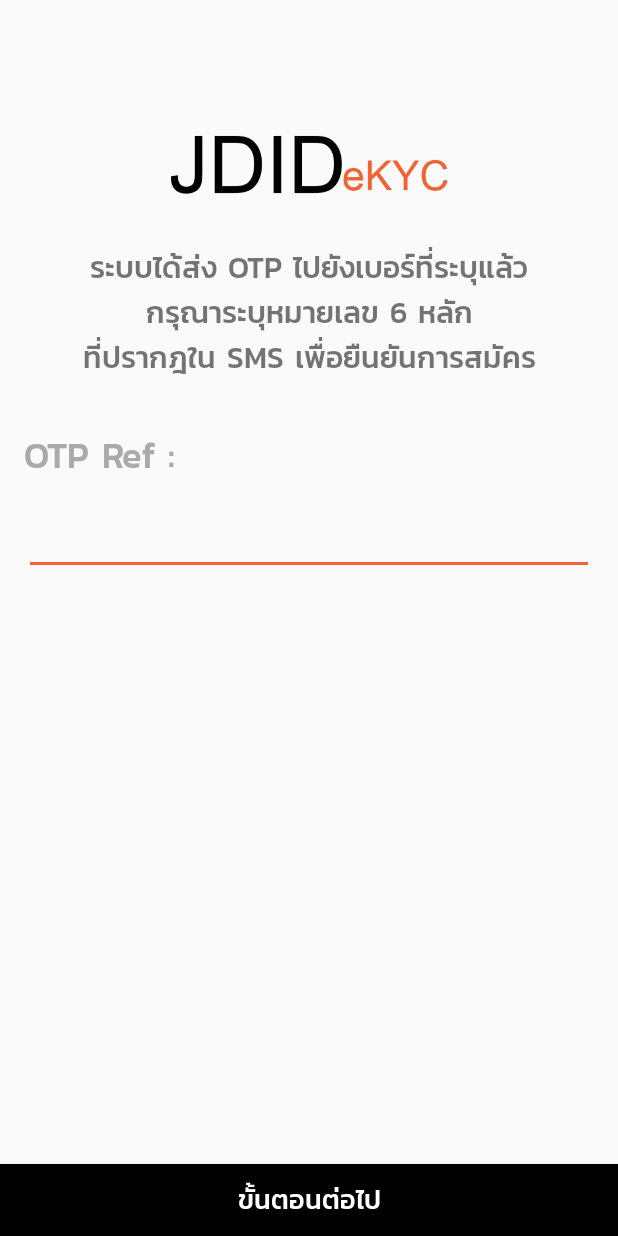
After one commit to ipoobest/JDID-hotfix, an Android app: the layout fragment_otp_verify_user.xml on its own in the app's theme, with its tools: preview values and no code run, on a phone screen of 412 x 824 dp. The commit adds this screen. Run offline under Robolectric (Android 15) with nearby library versions, the phone set to English and light mode, and no system bars.

Commit message:
back button

```diff
--- a/app/src/main/java/com/jdid/ekyc/Fragments/ConfirmOTPRegisterFragment.java
+++ b/app/src/main/java/com/jdid/ekyc/Fragments/ConfirmOTPRegisterFragment.java
@@ -240,4 +240,7 @@ public class ConfirmOTPRegisterFragment extends Fragment {
             verifyOTP.execute();
         }
     };
+
+
+
 }
--- a/app/src/main/java/com/jdid/ekyc/Fragments/FaceCompareResultFragment.java
+++ b/app/src/main/java/com/jdid/ekyc/Fragments/FaceCompareResultFragment.java
@@ -15,6 +15,7 @@ import android.widget.TextView;
 import androidx.annotation.NonNull;
 import androidx.annotation.Nullable;
 import androidx.fragment.app.Fragment;
+import androidx.fragment.app.FragmentManager;
 
 import com.jdid.ekyc.JAppActivity;
 import com.jdid.ekyc.R;
@@ -33,6 +34,7 @@ public class FaceCompareResultFragment extends Fragment {
     private byte[] byteImage;
     private boolean mfNextStep = false;
 
+
     @Nullable
     @Override
     public View onCreateView(@NonNull LayoutInflater inflater, @Nullable ViewGroup container, @Nullable Bundle savedInstanceState) {
@@ -40,6 +42,8 @@ public class FaceCompareResultFragment extends Fragment {
         initialize(view);
         return view;
     }
+
+
 
     private void initialize(View view) {
         if (((JAppActivity)getActivity()).isVerifyPerson()==false) {
--- a/app/src/main/java/com/jdid/ekyc/Fragments/RegisterFragment.java
+++ b/app/src/main/java/com/jdid/ekyc/Fragments/RegisterFragment.java
@@ -218,6 +218,6 @@ public class RegisterFragment extends Fragment {
     private void hideKeyboard() {
         InputMethodManager inputManager = (InputMethodManager)getActivity().getSystemService(Context.INPUT_METHOD_SERVICE);
         inputManager.hideSoftInputFromWindow(getActivity().getCurrentFocus().getWindowToken(),
-                InputMethodManager.HIDE_NOT_ALWAYS);
+                0);
     }
 }
--- a/app/src/main/java/com/jdid/ekyc/JAppActivity.java
+++ b/app/src/main/java/com/jdid/ekyc/JAppActivity.java
@@ -31,6 +31,7 @@ import android.widget.Toast;
 import androidx.core.app.ActivityCompat;
 
 import androidx.annotation.Nullable;
+import androidx.fragment.app.FragmentManager;
 
 import com.acs.smartcard.Features;
 import com.acs.smartcard.Reader;
@@ -283,13 +284,13 @@ public class JAppActivity extends JCompatActivity {
     public void showFormFillFragment() {
         final FormFillFragment fragment = new FormFillFragment();
         getSupportFragmentManager().beginTransaction()
-                .replace(R.id.container_view, fragment).commit();
+                .replace(R.id.container_view, fragment).addToBackStack(null).commit();
     }
 
     public void showOTPVerifyFragment() {
         final ConfirmOTPRegisterFragment fragment = new ConfirmOTPRegisterFragment();
         getSupportFragmentManager().beginTransaction()
-                .replace(R.id.container_view, fragment).commit();
+                .replace(R.id.container_view, fragment).addToBackStack(null).commit();
     }
 
     public void successFragment() {
@@ -1330,4 +1331,9 @@ public class JAppActivity extends JCompatActivity {
     /* ******************************************************* */
     /* ******************************************************* */
 
+    @Override
+    public void onBackPressed() {
+
+        super.onBackPressed();
+    }
 }
--- /dev/null
+++ b/app/src/main/java/com/jdid/ekyc/repository/api/DeleteUser.java
@@ -0,0 +1,15 @@
+package com.jdid.ekyc.repository.api;
+
+import org.json.JSONObject;
+
+import retrofit2.Call;
+import retrofit2.http.DELETE;
+import retrofit2.http.Headers;
+import retrofit2.http.POST;
+import retrofit2.http.Path;
+
+public interface DeleteUser {
+    @Headers("X-API-KEY: 3Oi6FUtmmf0aLt6LzVS2FhZXMmEguCMb")
+    @DELETE("/user/{id}")
+    Call<JSONObject> deleteUser(@Path("id") int id);
+}
--- a/app/src/main/res/layout/fragment_form_fill.xml
+++ b/app/src/main/res/layout/fragment_form_fill.xml
@@ -222,7 +222,7 @@
                     android:layout_width="match_parent"
                     android:layout_height="wrap_content"
                     android:ems="10"
-                    android:inputType="textPersonName" />
+                    android:inputType="number" />
 
             </LinearLayout>
         </ScrollView>
--- /dev/null
+++ b/app/src/main/res/layout/fragment_otp_verify_user.xml
@@ -0,0 +1,111 @@
+<?xml version="1.0" encoding="utf-8"?>
+<androidx.constraintlayout.widget.ConstraintLayout
+    xmlns:android="http://schemas.android.com/apk/res/android"
+    xmlns:app="http://schemas.android.com/apk/res-auto"
+    xmlns:tools="http://schemas.android.com/tools"
+    android:layout_width="match_parent"
+    android:layout_height="match_parent">
+
+    <TextView
+        android:id="@+id/txtRegisterDevice"
+        android:layout_width="wrap_content"
+        android:layout_height="wrap_content"
+        android:layout_marginTop="8dp"
+        android:fontFamily="@font/kanit"
+        android:lines="1"
+        android:text="ระบบได้ส่ง OTP ไปยังเบอร์ที่ระบุแล้ว"
+        android:textSize="20sp"
+        app:layout_constraintEnd_toEndOf="parent"
+        app:layout_constraintStart_toStartOf="parent"
+        app:layout_constraintTop_toBottomOf="@+id/imageView" />
+
+    <ImageView
+        android:id="@+id/imageView"
+        android:layout_width="243dp"
+        android:layout_height="91dp"
+        android:layout_marginTop="64dp"
+        app:layout_constraintEnd_toEndOf="parent"
+        app:layout_constraintStart_toStartOf="parent"
+        app:layout_constraintTop_toTopOf="parent"
+        app:srcCompat="@drawable/jdid_ekyc" />
+
+    <TextView
+        android:id="@+id/txtRegisterDevice2"
+        android:layout_width="wrap_content"
+        android:layout_height="wrap_content"
+        android:fontFamily="@font/kanit"
+        android:lines="1"
+        android:text="กรุณาระบุหมายเลข 6 หลัก"
+        android:textSize="20sp"
+        app:layout_constraintEnd_toEndOf="parent"
+        app:layout_constraintStart_toStartOf="parent"
+        app:layout_constraintTop_toBottomOf="@+id/txtRegisterDevice" />
+
+    <TextView
+        android:id="@+id/txtRegisterDevice3"
+        android:layout_width="wrap_content"
+        android:layout_height="wrap_content"
+        android:fontFamily="@font/kanit"
+        android:lines="1"
+        android:text="ที่ปรากฎใน SMS เพื่อยืนยันการสมัคร"
+        android:textSize="20sp"
+        app:layout_constraintEnd_toEndOf="parent"
+        app:layout_constraintStart_toStartOf="parent"
+        app:layout_constraintTop_toBottomOf="@+id/txtRegisterDevice2" />
+
+    <ScrollView
+        android:id="@+id/scrollView"
+        android:layout_width="match_parent"
+        android:layout_height="0dp"
+        android:layout_marginTop="8dp"
+        app:layout_constraintBottom_toTopOf="@+id/btnNextStep"
+        app:layout_constraintEnd_toEndOf="parent"
+        app:layout_constraintStart_toStartOf="parent"
+        app:layout_constraintTop_toBottomOf="@+id/txtRegisterDevice3">
+
+        <LinearLayout
+            android:layout_width="match_parent"
+            android:layout_height="wrap_content"
+            android:orientation="vertical">
+
+            <TextView
+                android:id="@+id/txtOTPREF"
+                android:layout_width="wrap_content"
+                android:layout_height="wrap_content"
+                android:layout_marginStart="16dp"
+                android:layout_marginTop="24dp"
+                android:fontFamily="@font/kanit"
+                android:lines="1"
+                android:text="OTP Ref : "
+                android:textColor="@android:color/darker_gray"
+                android:textSize="24sp" />
+
+            <EditText
+                android:id="@+id/edOTP"
+                android:layout_width="match_parent"
+                android:layout_height="wrap_content"
+                android:layout_marginStart="16dp"
+                android:layout_marginTop="16dp"
+                android:layout_marginEnd="16dp"
+                android:ems="10"
+                android:maxLength="6"
+                android:hapticFeedbackEnabled="false"
+                android:inputType="number" />
+
+        </LinearLayout>
+    </ScrollView>
+
+    <Button
+            android:id="@+id/btnNextStep"
+            android:layout_width="fill_parent"
+            android:layout_height="wrap_content"
+            android:background="#000000"
+            android:fontFamily="@font/kanit"
+            android:text="@string/next_step"
+            android:textColor="@android:color/white"
+            android:textSize="18sp"
+            app:layout_constraintBottom_toBottomOf="parent"
+            app:layout_constraintEnd_toEndOf="parent"
+            app:layout_constraintStart_toStartOf="parent" />
+
+</androidx.constraintlayout.widget.ConstraintLayout>
```
